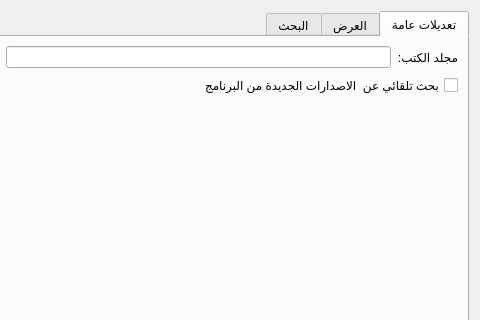
Above: src/settingsdialog.ui from boussouira/moltaqa before the change; both pictures show x 102 to 582 and y 0 to 320 of the 582 by 479 pixel window. Below: the same form after it.
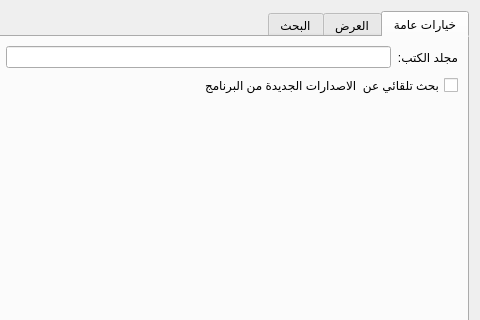
That is the form after the change.

What changed in the file:
```diff
--- a/src/settingsdialog.ui
+++ b/src/settingsdialog.ui
@@ -27,7 +27,7 @@
      </property>
      <widget class="QWidget" name="tabGeneralSettings">
       <attribute name="title">
-       <string>تعديلات عامة</string>
+       <string>خيارات عامة</string>
       </attribute>
       <layout class="QVBoxLayout" name="verticalLayout_2">
        <item>
```
Left out of the diff: 2 changed lines with no effect on the pictures.
